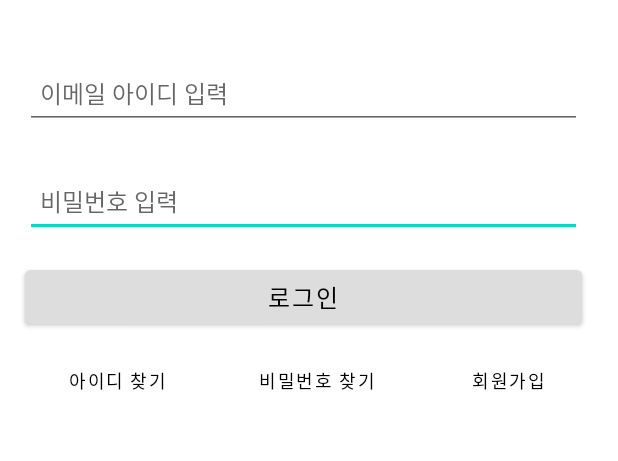
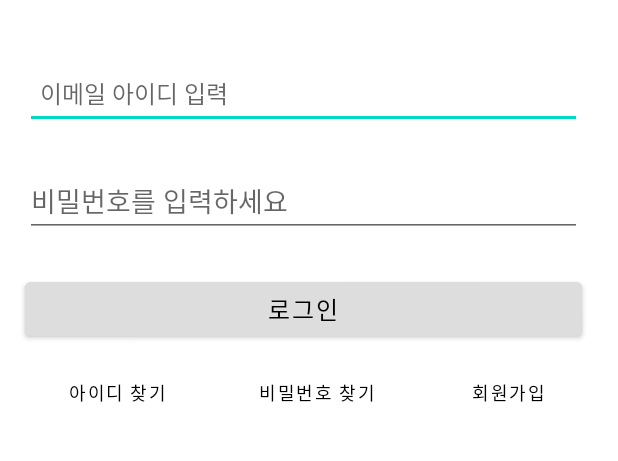
Before and after one commit to 2021-SMHRD-KDT-New-AI-1/thinkBig, an Android app: the screen it shows after launch (LoginActivity), on a phone screen of 412 x 824 dp, the part 321-782 px from its top. Run offline under Robolectric (Android 15) with nearby library versions, the phone set to English and light mode, and no system bars; our stand-ins replace Volley.

Commit message:
도현: 색상 수정

```diff
--- a/app/src/main/res/layout/activity_login.xml
+++ b/app/src/main/res/layout/activity_login.xml
@@ -84,7 +84,7 @@
         android:id="@+id/btn_login"
         android:layout_width="0dp"
         android:layout_height="wrap_content"
-        android:layout_marginTop="16dp"
+        android:layout_marginTop="24dp"
         android:backgroundTint="#DDDDDD"
         android:text="로그인"
         android:textColor="#000000"
@@ -93,22 +93,6 @@
         app:layout_constraintHorizontal_bias="1.0"
         app:layout_constraintStart_toStartOf="@+id/guideline3"
         app:layout_constraintTop_toBottomOf="@+id/et_pw" />
-
-    <EditText
-        android:id="@+id/et_pw"
-        android:layout_width="0dp"
-        android:layout_height="wrap_content"
-        android:layout_marginTop="24dp"
-        android:ems="10"
-        android:hint="비밀번호 입력"
-        android:inputType="textPersonName"
-        android:minHeight="48dp"
-        android:padding="10dp"
-        android:textSize="16sp"
-        app:layout_constraintEnd_toStartOf="@+id/guideline2"
-        app:layout_constraintHorizontal_bias="1.0"
-        app:layout_constraintStart_toStartOf="@+id/guideline3"
-        app:layout_constraintTop_toBottomOf="@+id/et_id" />
 
     <EditText
         android:id="@+id/et_id"
@@ -128,4 +112,16 @@
 
     </EditText>
 
+    <EditText
+        android:id="@+id/et_pw"
+        android:layout_width="0dp"
+        android:layout_height="wrap_content"
+        android:layout_marginTop="24dp"
+        android:ems="10"
+        android:hint="비밀번호를 입력하세요"
+        android:inputType="textPassword"
+        app:layout_constraintEnd_toStartOf="@+id/guideline2"
+        app:layout_constraintStart_toStartOf="@+id/guideline3"
+        app:layout_constraintTop_toBottomOf="@+id/et_id" />
+
 </androidx.constraintlayout.widget.ConstraintLayout>
--- a/app/src/main/res/layout/activity_sign_up.xml
+++ b/app/src/main/res/layout/activity_sign_up.xml
@@ -40,7 +40,7 @@
         android:hint="휴대폰 번호 (숫자만 입력)"
         android:inputType="textPersonName"
         android:text="01043939206"
-        android:textColor="#E0E0E0"
+        android:textColor="@color/black"
         android:textSize="16sp"
         app:layout_constraintEnd_toStartOf="@+id/btn_phone"
         app:layout_constraintHorizontal_bias="1.0"
@@ -69,7 +69,7 @@
         android:hint="이메일 아이디 입력"
         android:inputType="textPersonName"
         android:text="eblee1214@gmail.com"
-        android:textColor="#E0E0E0"
+        android:textColor="@color/black"
         android:textSize="16sp"
         app:layout_constraintEnd_toStartOf="@+id/btn_id_identify"
         app:layout_constraintHorizontal_bias="1.0"
@@ -132,7 +132,7 @@
         android:hint="이름 입력"
         android:inputType="textPersonName"
         android:text="이은비"
-        android:textColor="#E0E0E0"
+        android:textColor="@color/black"
         android:textSize="16sp"
         app:layout_constraintEnd_toStartOf="@+id/radi_male"
         app:layout_constraintHorizontal_bias="1.0"
```
